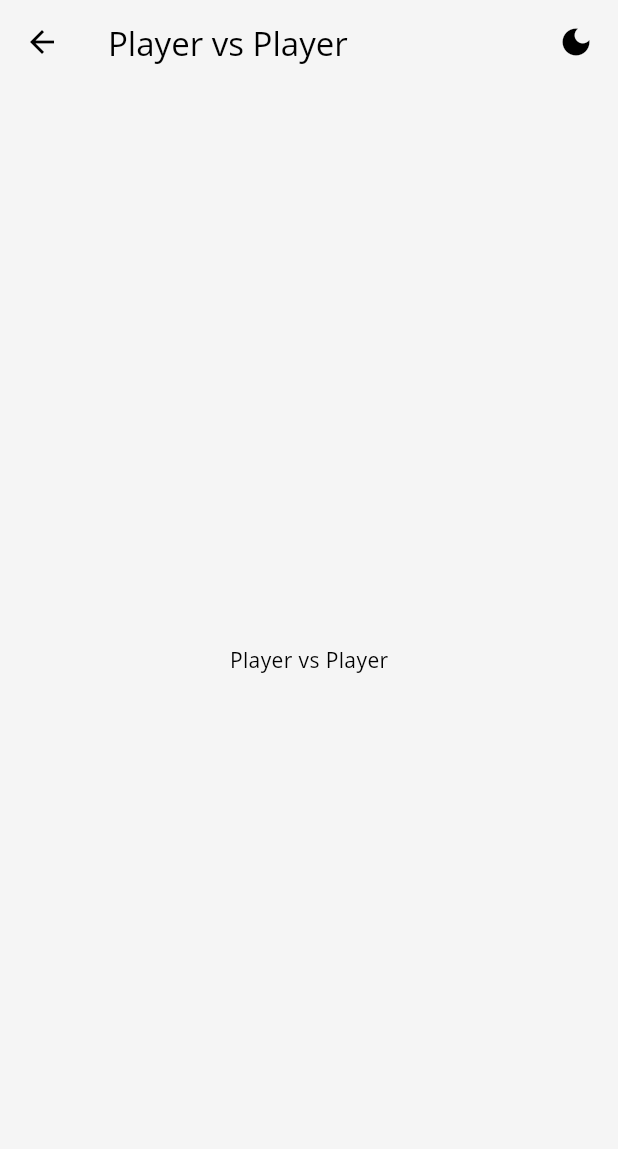
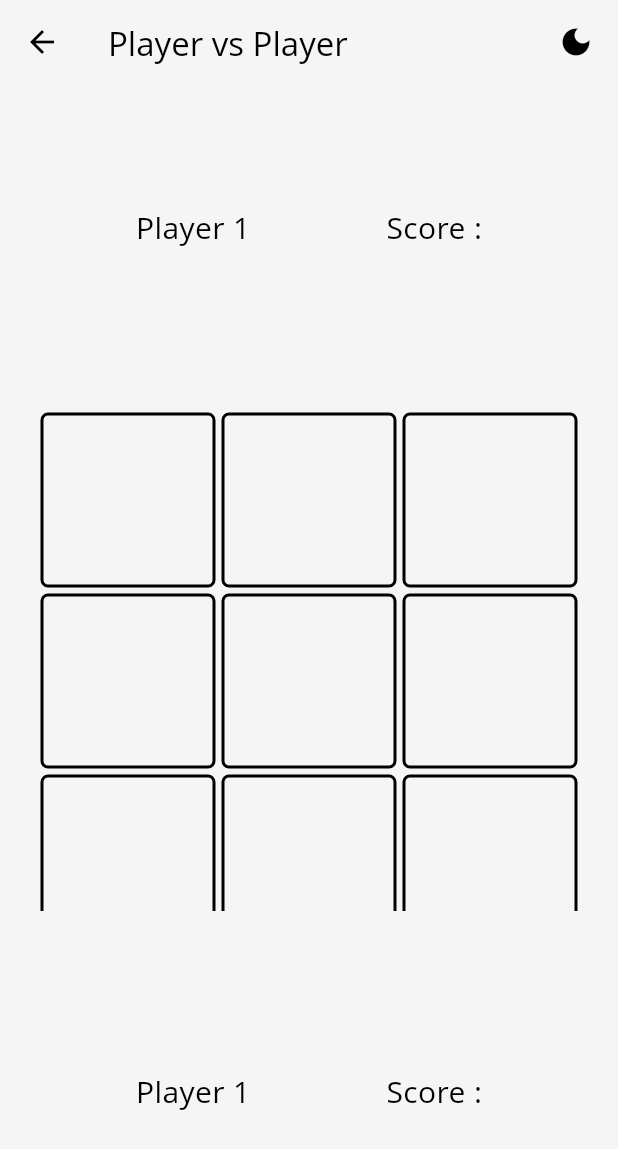
Before and after one commit to AbrarAbe/tic-tac-toe, a Flutter app: the MultiPlayer screen opened by its route, on a phone screen of 412 x 824 dp. Shown: the top 1149 px of the screen. Run offline on Flutter 3.47's test engine with Material 3 defaults, Android fonts, the phone set to English and light mode, and no system bars; Roboto replaces fonts that are missing (Open Sans).

Commit message:
add multiplayer mode game interface

```diff
--- a/lib/core/theme/theme.dart
+++ b/lib/core/theme/theme.dart
@@ -6,8 +6,9 @@ ThemeData lightTheme = ThemeData(
     brightness: Brightness.light,
   ).copyWith(
     surface: Colors.grey[100]!,
-    primary: Colors.deepPurpleAccent,
-    secondary: Colors.tealAccent,
+    primary: Colors.deepOrangeAccent,
+    secondary: Colors.blueAccent,
+    tertiary: Colors.black,
     onPrimary: Colors.black,
     onSecondary: Colors.black,
     error: Colors.redAccent,
@@ -22,12 +23,13 @@ ThemeData lightTheme = ThemeData(
 
 ThemeData darkTheme = ThemeData(
   colorScheme: ColorScheme.fromSeed(
-    seedColor: Colors.deepPurple,
+    seedColor: Colors.tealAccent,
     brightness: Brightness.dark,
   ).copyWith(
     surface: Colors.grey[900]!,
     primary: Colors.deepPurpleAccent.shade200,
     secondary: Colors.tealAccent.shade200,
+    tertiary: Colors.white,
     onPrimary: Colors.white,
     onSecondary: Colors.white,
     error: Colors.redAccent.shade200,
--- a/lib/features/components/menu_button.dart
+++ b/lib/features/components/menu_button.dart
@@ -5,7 +5,12 @@ class MenuButton extends StatelessWidget {
   final String text;
   final void Function()? onTap;
 
-  const MenuButton({super.key, required this.text, required this.color, required this.onTap});
+  const MenuButton({
+    super.key,
+    required this.text,
+    required this.color,
+    required this.onTap,
+  });
 
   @override
   Widget build(BuildContext context) {
--- /dev/null
+++ b/lib/features/components/my_box.dart
@@ -0,0 +1,33 @@
+// ignore_for_file: must_be_immutable
+
+import 'package:flutter/material.dart';
+
+class MyBox extends StatelessWidget {
+  final Color? borderColor;
+  final Widget? child;
+  final void Function()? onTap;
+  const MyBox({
+    super.key,
+    required this.onTap,
+    required this.borderColor,
+    this.child,
+  });
+
+  @override
+  Widget build(BuildContext context) {
+    return GestureDetector(
+      onTap: onTap,
+      child: Container(
+        decoration: BoxDecoration(
+          border: Border.all(
+            width: 2,
+            color: borderColor ?? Theme.of(context).colorScheme.tertiary,
+          ),
+          borderRadius: BorderRadius.all(Radius.circular(5)),
+        ),
+        margin: EdgeInsets.all(2),
+        child: child,
+      ),
+    );
+  }
+}
--- /dev/null
+++ b/lib/features/components/player_box.dart
@@ -0,0 +1,23 @@
+import 'package:flutter/material.dart';
+
+class PlayerBox extends StatelessWidget {
+  const PlayerBox({super.key});
+
+  @override
+  Widget build(BuildContext context) {
+    return Expanded(
+      flex: 1,
+      // child: Container(
+      // decoration: BoxDecoration(color: Colors.grey[300]),
+      child: Row(
+        mainAxisAlignment: MainAxisAlignment.spaceEvenly,
+        mainAxisSize: MainAxisSize.max,
+        children: [
+          Text("Player 1", style: TextStyle(fontSize: 20)),
+          Text("Score :", style: TextStyle(fontSize: 20)),
+        ],
+      ),
+      // ),
+    );
+  }
+}
--- a/lib/features/screens/main_menu.dart
+++ b/lib/features/screens/main_menu.dart
@@ -8,7 +8,7 @@ class MainMenu extends StatelessWidget {
   @override
   Widget build(BuildContext context) {
     return Scaffold(
-      appBar: MyAppBar(title: Text("Main Menu")),
+      appBar: MyAppBar(title: Text("Tic Tac Toe")),
       body: Center(
         child: Column(
           mainAxisAlignment: MainAxisAlignment.center,
@@ -37,7 +37,7 @@ class MainMenu extends StatelessWidget {
             SizedBox(height: 50),
             Padding(
               padding: const EdgeInsets.all(20.0),
-              child: Row(
+              child: Column(
                 mainAxisAlignment: MainAxisAlignment.spaceEvenly,
                 children: [
                   MenuButton(
--- a/lib/features/screens/multi_player.dart
+++ b/lib/features/screens/multi_player.dart
@@ -1,5 +1,9 @@
+// ignore_for_file: prefer_final_fields
+
 import 'package:flutter/material.dart';
 import '../components/my_appbar.dart';
+import '../components/my_box.dart';
+import '../components/player_box.dart';
 
 class MultiPlayer extends StatefulWidget {
   const MultiPlayer({super.key});
@@ -9,12 +13,63 @@ class MultiPlayer extends StatefulWidget {
 }
 
 class _MultiPlayerState extends State<MultiPlayer> {
+  String _currentPlayer = 'X';
+  List<String?> _board = List.generate(9, (_) => null);
+  List<Color?> _boxColors = List.generate(9, (_) => null);
+
+  void _handleTap(int index) {
+    if (_board[index] == null) {
+      setState(() {
+        _board[index] = _currentPlayer;
+        if (_currentPlayer == 'X') {
+          _currentPlayer = 'O';
+          _boxColors[index] = Theme.of(context).colorScheme.primary;
+        } else {
+          _currentPlayer = 'X';
+          _boxColors[index] = Theme.of(context).colorScheme.secondary;
+        }
+      });
+    }
+  }
+
   @override
   Widget build(BuildContext context) {
-    return const Scaffold(
+    return Scaffold(
       appBar: MyAppBar(title: Text("Player vs Player")),
-      body: Center(
-        child: Text('Player vs Player'),
+      body: Column(
+        mainAxisAlignment: MainAxisAlignment.spaceEvenly,
+        children: [
+          PlayerBox(),
+          Expanded(
+            flex: 2,
+            child: Padding(
+              padding: const EdgeInsets.all(25),
+              child: Center(
+                child: GridView.builder(
+                  shrinkWrap: true,
+                  physics: NeverScrollableScrollPhysics(),
+                  itemBuilder: (context, index) {
+                    return MyBox(
+                      borderColor: _boxColors[index],
+                      onTap: () => _handleTap(index),
+                      child: Center(
+                        child: Text(
+                          _board[index] ?? '',
+                          style: TextStyle(fontSize: 40),
+                        ),
+                      ),
+                    );
+                  },
+                  itemCount: 9,
+                  gridDelegate: SliverGridDelegateWithFixedCrossAxisCount(
+                    crossAxisCount: 3,
+                  ),
+                ),
+              ),
+            ),
+          ),
+          PlayerBox(),
+        ],
       ),
     );
   }
```
